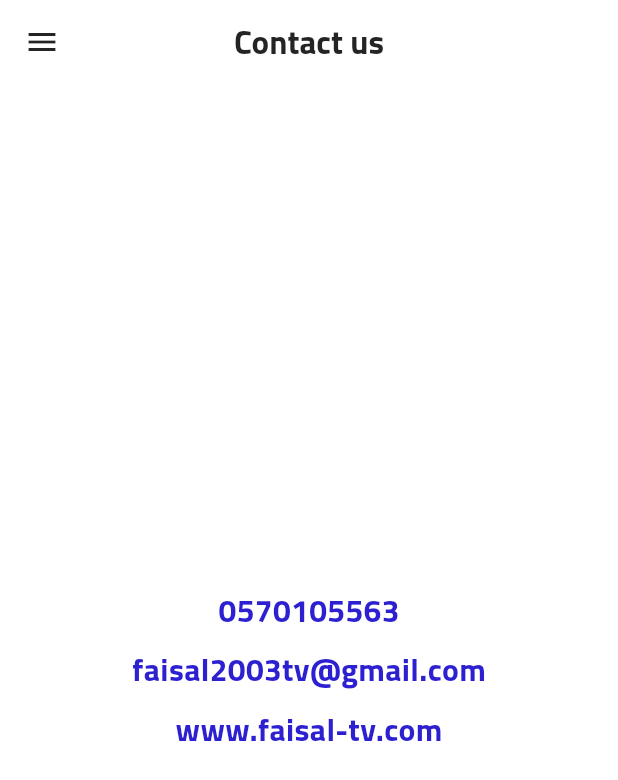
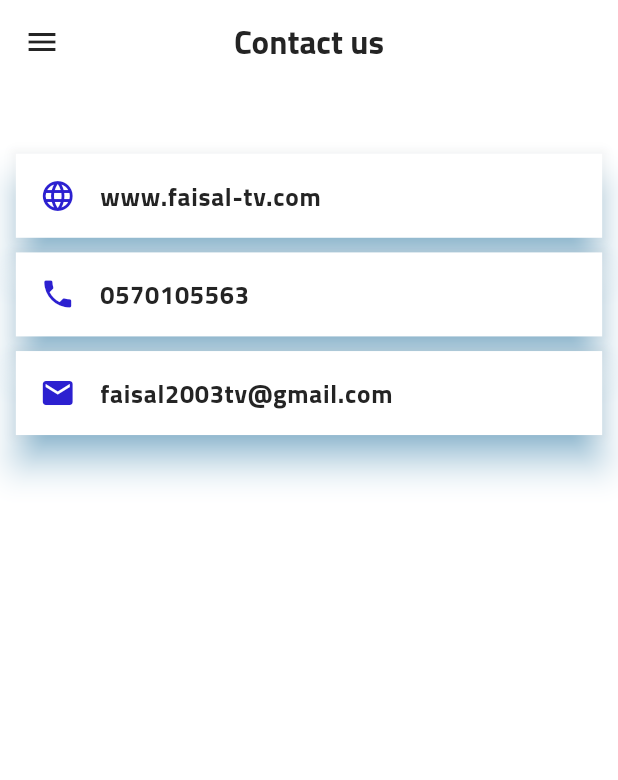
Before and after one commit to Hisham-Elyas/tv_plus, a Flutter app: the ContactUsScreen screen opened directly, on a phone screen of 412 x 824 dp. Shown: the top 780 px of the screen. Run offline on Flutter 3.47's test engine with Material 3 defaults, Android fonts, the phone set to English and light mode, and no system bars; our stand-ins replace avatar_glow, cached_network_image, cloud_firestore, dartz, firebase_auth, firebase_core and 6 more; missing offline and left inert: feedback, flutter_email_sender, flutter_vlc_player, modern_player, string_similarity; accounts and stored records are empty.

Commit message:
Add URL launcher support and refactor Contact Us screen with custom list tiles

```diff
--- a/lib/features/home/ui/contact_us_screen.dart
+++ b/lib/features/home/ui/contact_us_screen.dart
@@ -7,6 +7,7 @@ import 'package:url_launcher/url_launcher.dart';
 import '../../../core/localization/constants.dart';
 import '../widgets/custom_app_bar.dart';
 import '../widgets/custom_drawer_widget.dart';
+import '../widgets/custom_listtile_widget.dart';
 
 class ContactUsScreen extends StatelessWidget {
   const ContactUsScreen({super.key});
@@ -24,6 +25,7 @@ class ContactUsScreen extends StatelessWidget {
     final Uri emailUri = Uri(
       scheme: 'mailto',
       path: email,
+      queryParameters: {'subject': 'Hello FAISAL Tv', 'body': ''},
     );
     if (await canLaunchUrl(emailUri)) {
       await launchUrl(emailUri);
@@ -45,45 +47,26 @@ class ContactUsScreen extends StatelessWidget {
   Widget build(BuildContext context) {
     return Scaffold(
       appBar: CustomAppBar(title: ContactUs.tr),
-      drawer: const CustomDrawerWidget(),
-      body: Center(
+      drawer: CustomDrawerWidget(),
+      body: Padding(
+        padding: EdgeInsets.symmetric(horizontal: 10.w, vertical: 15.h),
         child: Column(
-          mainAxisAlignment: MainAxisAlignment.center,
           children: [
-            InkWell(
-              onTap: () => dialNumber("0570105563"),
-              child: Text(
-                "0570105563",
-                style: TextStyle(
-                  fontSize: 20.0.sp,
-                  fontWeight: FontWeight.bold,
-                  color: Theme.of(context).colorScheme.primary,
-                ),
-              ),
-            ),
+            verticalSpace(20),
+            CustomListTileWidget(
+                title: "www.faisal-tv.com",
+                icon: Icons.language_rounded,
+                onTap: () => openWebsite("https://www.faisal-tv.com")),
             verticalSpace(10),
-            InkWell(
+            CustomListTileWidget(
+                title: "0570105563",
+                icon: Icons.phone,
+                onTap: () => dialNumber("0570105563")),
+            verticalSpace(10),
+            CustomListTileWidget(
+              title: "faisal2003tv@gmail.com",
+              icon: Icons.email,
               onTap: () => sendEmail("faisal2003tv@gmail.com"),
-              child: Text(
-                "faisal2003tv@gmail.com",
-                style: TextStyle(
-                  fontSize: 20.0.sp,
-                  fontWeight: FontWeight.bold,
-                  color: Theme.of(context).colorScheme.primary,
-                ),
-              ),
-            ),
-            verticalSpace(10),
-            InkWell(
-              onTap: () => openWebsite("https://www.faisal-tv.com"),
-              child: Text(
-                "www.faisal-tv.com",
-                style: TextStyle(
-                  fontSize: 20.0.sp,
-                  fontWeight: FontWeight.bold,
-                  color: Theme.of(context).colorScheme.primary,
-                ),
-              ),
             ),
           ],
         ),
--- /dev/null
+++ b/lib/features/home/widgets/custom_listtile_widget.dart
@@ -0,0 +1,42 @@
+import 'package:flutter/material.dart';
+import 'package:flutter_screenutil/flutter_screenutil.dart';
+
+import '../../../core/theming/colors.dart';
+
+class CustomListTileWidget extends StatelessWidget {
+  final void Function()? onTap;
+  final String title;
+  final IconData icon;
+  final Widget? trailing;
+
+  const CustomListTileWidget({
+    super.key,
+    this.onTap,
+    required this.title,
+    required this.icon,
+    this.trailing,
+  });
+
+  @override
+  Widget build(BuildContext context) {
+    return Material(
+        elevation: 10,
+        shadowColor: ColorsManager.lightSecondary,
+        child: ListTile(
+          trailing: trailing,
+          onTap: onTap,
+          leading: Icon(
+            icon,
+            color: Theme.of(context).colorScheme.primary,
+          ),
+          title: Text(
+            title,
+            style: TextStyle(
+              fontSize: 16.sp,
+              fontWeight: FontWeight.bold,
+              color: Theme.of(context).colorScheme.onSurface,
+            ),
+          ),
+        ));
+  }
+}
--- a/pubspec.yaml
+++ b/pubspec.yaml
@@ -56,9 +56,9 @@ dependencies:
   firebase_auth: ^5.4.1
   cloud_firestore: ^5.6.2
   firebase_core: ^3.10.1
-  # url_launcher_plus: ^1.2.0
   url_launcher: ^6.1.14
-  # flutter_launcher_plus: ^0.0.6
+  flutter_email_sender: ^6.0.3
+  path_provider: ^2.1.5
   # wakelock: ^0.4.0
   # appinio_video_player: ^1.2.2
 
```
Also changed, not shown: lib/features/home/controllers/settings_controller.dart (+23 -1 lines), lib/features/home/ui/settings_screen.dart (+7 -46 lines), pubspec.lock, 6 other files.
